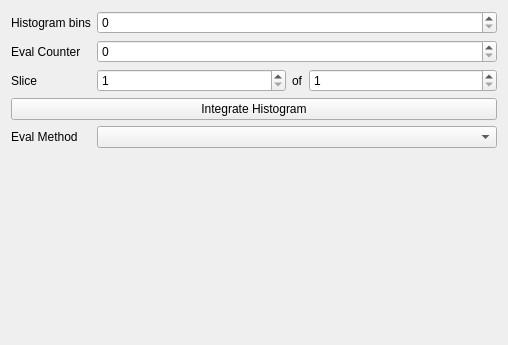
Old version of the form ui/ScanExperimentSettings.ui in the repository MonroeQuantumNetworks/IonControl.
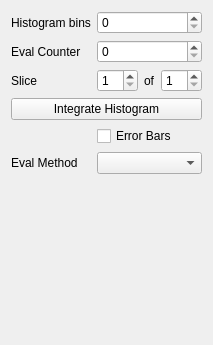
New version of the form.

Patch:
```diff
--- a/ui/ScanExperimentSettings.ui
+++ b/ui/ScanExperimentSettings.ui
@@ -6,7 +6,7 @@
    <rect>
     <x>0</x>
     <y>0</y>
-    <width>508</width>
+    <width>200</width>
     <height>345</height>
    </rect>
   </property>
@@ -24,7 +24,7 @@
      </property>
     </widget>
    </item>
-   <item row="5" column="0" colspan="4">
+   <item row="6" column="0" colspan="4">
     <widget class="QStackedWidget" name="evalStackedWidget">
      <property name="currentIndex">
       <number>-1</number>
@@ -41,10 +41,10 @@
      </property>
     </widget>
    </item>
-   <item row="4" column="1" colspan="3">
+   <item row="5" column="1" colspan="3">
     <widget class="QComboBox" name="evalMethodCombo"/>
    </item>
-   <item row="4" column="0">
+   <item row="5" column="0">
     <widget class="QLabel" name="label_5">
      <property name="text">
       <string>Eval Method</string>
@@ -118,6 +118,13 @@
      </property>
     </widget>
    </item>
+   <item row="4" column="1" colspan="3">
+    <widget class="QCheckBox" name="errorBarCheckBox">
+     <property name="text">
+      <string>Error Bars</string>
+     </property>
+    </widget>
+   </item>
   </layout>
  </widget>
  <resources/>
```
